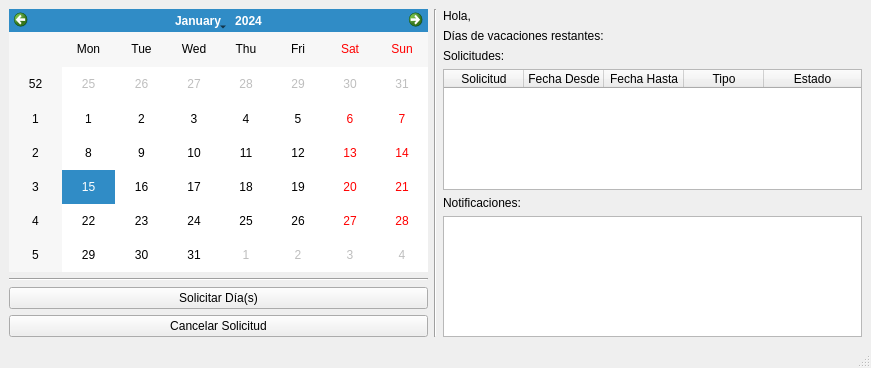
Above: windows/EmployeeWindow.ui from santichialvo/holidaysAdministrator before the change. Below: the same form after it.
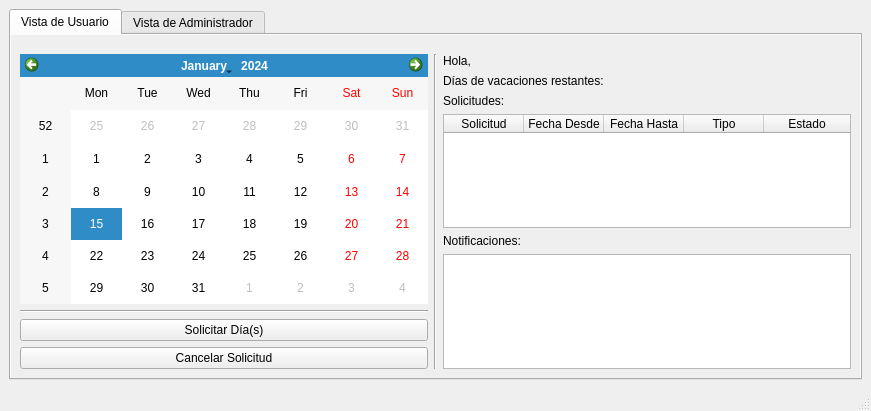
That is the form after the change. The open tabs and pages were chosen to show the change. Icons and pictures are not drawn.

Commit message: Agregando funciones de administrador

What changed in the file:
```diff
--- a/windows/EmployeeWindow.ui
+++ b/windows/EmployeeWindow.ui
@@ -10,7 +10,7 @@
     <x>0</x>
     <y>0</y>
     <width>871</width>
-    <height>368</height>
+    <height>411</height>
    </rect>
   </property>
   <property name="windowTitle">
@@ -22,7 +22,68 @@
   </property>
   <widget class="QWidget" name="centralwidget">
    <layout class="QGridLayout" name="gridLayout_2">
-    <item row="0" column="2">
+    <item row="0" column="0" rowspan="2">
+     <widget class="QTabWidget" name="tabWidget">
+      <property name="enabled">
+       <bool>true</bool>
+      </property>
+      <property name="autoFillBackground">
+       <bool>true</bool>
+      </property>
+      <property name="tabPosition">
+       <enum>QTabWidget::North</enum>
+      </property>
+      <property name="tabShape">
+       <enum>QTabWidget::Rounded</enum>
+      </property>
+      <property name="currentIndex">
+       <number>1</number>
+      </property>
+      <property name="elideMode">
+       <enum>Qt::ElideNone</enum>
+      </property>
+      <widget class="QWidget" name="tab_employee">
+       <property name="autoFillBackground">
+        <bool>true</bool>
+       </property>
+       <attribute name="title">
+        <string>Vista de Usuario</string>
+       </attribute>
+       <layout class="QGridLayout" name="gridLayout">
+        <item row="2" column="0">
+         <layout class="QGridLayout" name="gridLayout_5">
+          <item row="2" column="0">
+           <widget class="QPushButton" name="button_cancelRequest">
+            <property name="text">
+             <string>Cancelar Solicitud</string>
+            </property>
+            <property name="icon">
+             <iconset resource="../images/Resource_ha.qrc">
+              <normaloff>:/F1/fromHelyx/win_close16.png</normaloff>:/F1/fromHelyx/win_close16.png</iconset>
+            </property>
+           </widget>
+          </item>
+          <item row="1" column="0">
+           <widget class="QPushButton" name="button_dayRequest">
+            <property name="text">
+             <string>Solicitar Día(s)</string>
+            </property>
+            <property name="icon">
+             <iconset resource="../images/Resource_ha.qrc">
+              <normaloff>:/F1/fromHelyx/calculator16.png</normaloff>:/F1/fromHelyx/calculator16.png</iconset>
+            </property>
+           </widget>
+          </item>
+          <item row="0" column="0">
+           <widget class="Line" name="line_2">
+            <property name="orientation">
+             <enum>Qt::Horizontal</enum>
+            </property>
+           </widget>
+          </item>
+         </layout>
+        </item>
+        <item row="1" column="2" rowspan="2">
      <layout class="QGridLayout" name="gridLayout_3">
       <item row="0" column="0">
        <widget class="QLabel" name="label_presentacion">
@@ -67,7 +128,7 @@
          <bool>true</bool>
         </attribute>
         <attribute name="verticalHeaderVisible">
-         <bool>true</bool>
+             <bool>false</bool>
         </attribute>
         <attribute name="verticalHeaderMinimumSectionSize">
          <number>23</number>
@@ -101,51 +162,205 @@
       </item>
      </layout>
     </item>
-    <item row="0" column="0">
-     <layout class="QGridLayout" name="gridLayout_5">
-      <item row="0" column="0">
-       <widget class="QCalendarWidget" name="calendario"/>
-      </item>
-      <item row="3" column="0">
-       <widget class="QPushButton" name="button_cancelRequest">
-        <property name="text">
-         <string>Cancelar Solicitud</string>
-        </property>
-        <property name="icon">
-         <iconset resource="../images/Resource_ha.qrc">
-          <normaloff>:/F1/fromHelyx/win_close16.png</normaloff>:/F1/fromHelyx/win_close16.png</iconset>
-        </property>
-       </widget>
-      </item>
-      <item row="2" column="0">
-       <widget class="QPushButton" name="button_dayRequest">
-        <property name="text">
-         <string>Solicitar Día(s)</string>
-        </property>
-        <property name="icon">
-         <iconset resource="../images/Resource_ha.qrc">
-          <normaloff>:/F1/fromHelyx/calculator16.png</normaloff>:/F1/fromHelyx/calculator16.png</iconset>
-        </property>
-       </widget>
-      </item>
-      <item row="1" column="0">
-       <widget class="Line" name="line_2">
-        <property name="orientation">
-         <enum>Qt::Horizontal</enum>
-        </property>
-       </widget>
-      </item>
-     </layout>
-    </item>
-    <item row="0" column="1">
+        <item row="1" column="1" rowspan="2">
      <widget class="Line" name="line">
       <property name="orientation">
        <enum>Qt::Vertical</enum>
       </property>
      </widget>
     </item>
-   </layout>
-  </widget>
+        <item row="1" column="0">
+         <widget class="QCalendarWidget" name="calendario">
+          <property name="palette">
+           <palette>
+            <active>
+             <colorrole role="Base">
+              <brush brushstyle="SolidPattern">
+               <color alpha="255">
+                <red>255</red>
+                <green>255</green>
+                <blue>255</blue>
+               </color>
+              </brush>
+             </colorrole>
+             <colorrole role="Window">
+              <brush brushstyle="SolidPattern">
+               <color alpha="255">
+                <red>170</red>
+                <green>170</green>
+                <blue>255</blue>
+               </color>
+              </brush>
+             </colorrole>
+            </active>
+            <inactive>
+             <colorrole role="Base">
+              <brush brushstyle="SolidPattern">
+               <color alpha="255">
+                <red>255</red>
+                <green>255</green>
+                <blue>255</blue>
+               </color>
+              </brush>
+             </colorrole>
+             <colorrole role="Window">
+              <brush brushstyle="SolidPattern">
+               <color alpha="255">
+                <red>170</red>
+                <green>170</green>
+                <blue>255</blue>
+               </color>
+              </brush>
+             </colorrole>
+            </inactive>
+            <disabled>
+             <colorrole role="Base">
+              <brush brushstyle="SolidPattern">
+               <color alpha="255">
+                <red>170</red>
+                <green>170</green>
+                <blue>255</blue>
+               </color>
+              </brush>
+             </colorrole>
+             <colorrole role="Window">
+              <brush brushstyle="SolidPattern">
+               <color alpha="255">
+                <red>170</red>
+                <green>170</green>
+                <blue>255</blue>
+               </color>
+              </brush>
+             </colorrole>
+            </disabled>
+           </palette>
+          </property>
+         </widget>
+        </item>
+        <item row="0" column="0">
+         <spacer name="verticalSpacer">
+          <property name="orientation">
+           <enum>Qt::Vertical</enum>
+          </property>
+          <property name="sizeType">
+           <enum>QSizePolicy::Fixed</enum>
+          </property>
+          <property name="sizeHint" stdset="0">
+           <size>
+            <width>20</width>
+            <height>10</height>
+           </size>
+          </property>
+         </spacer>
+        </item>
+       </layout>
+      </widget>
+      <widget class="QWidget" name="tab_admin">
+       <property name="enabled">
+        <bool>true</bool>
+       </property>
+       <property name="autoFillBackground">
+        <bool>true</bool>
+       </property>
+       <attribute name="title">
+        <string>Vista de Administrador</string>
+       </attribute>
+       <layout class="QGridLayout" name="gridLayout_4">
+        <item row="1" column="0">
+         <spacer name="horizontalSpacer">
+          <property name="orientation">
+           <enum>Qt::Horizontal</enum>
+          </property>
+          <property name="sizeType">
+           <enum>QSizePolicy::Fixed</enum>
+          </property>
+          <property name="sizeHint" stdset="0">
+           <size>
+            <width>400</width>
+            <height>20</height>
+           </size>
+          </property>
+         </spacer>
+        </item>
+        <item row="1" column="1">
+         <widget class="QTableWidget" name="tableAdmSolicitudes">
+          <attribute name="horizontalHeaderDefaultSectionSize">
+           <number>80</number>
+          </attribute>
+          <attribute name="horizontalHeaderMinimumSectionSize">
+           <number>31</number>
+          </attribute>
+          <attribute name="horizontalHeaderStretchLastSection">
+           <bool>true</bool>
+          </attribute>
+          <attribute name="verticalHeaderDefaultSectionSize">
+           <number>30</number>
+          </attribute>
+          <attribute name="verticalHeaderMinimumSectionSize">
+           <number>23</number>
+          </attribute>
+          <column>
+           <property name="text">
+            <string>Solicitud</string>
+           </property>
+          </column>
+          <column>
+           <property name="text">
+            <string>Empleado</string>
+           </property>
+          </column>
+          <column>
+           <property name="text">
+            <string>Fecha Desde</string>
+           </property>
+          </column>
+          <column>
+           <property name="text">
+            <string>Fecha Hasta</string>
+           </property>
+          </column>
+          <column>
+           <property name="text">
+            <string>Tipo</string>
+           </property>
+          </column>
+          <column>
+           <property name="text">
+            <string>Estado</string>
+           </property>
+          </column>
+         </widget>
+        </item>
+        <item row="2" column="1">
+         <widget class="QPushButton" name="buttonAdmSolicitudes">
+          <property name="text">
+           <string>Administrar Solicitudes</string>
+          </property>
+         </widget>
+        </item>
+        <item row="0" column="0">
+         <spacer name="verticalSpacer_2">
+          <property name="orientation">
+           <enum>Qt::Vertical</enum>
+          </property>
+          <property name="sizeType">
+           <enum>QSizePolicy::Fixed</enum>
+          </property>
+          <property name="sizeHint" stdset="0">
+           <size>
+            <width>20</width>
+            <height>10</height>
+           </size>
+          </property>
+         </spacer>
+        </item>
+       </layout>
+      </widget>
+     </widget>
+    </item>
+   </layout>
+  </widget>
+  <widget class="QStatusBar" name="statusbar"/>
   <widget class="QMenuBar" name="menubar">
    <property name="geometry">
     <rect>
@@ -156,7 +371,16 @@
     </rect>
    </property>
   </widget>
-  <widget class="QStatusBar" name="statusbar"/>
+  <action name="actionVista_de_Administrador">
+   <property name="text">
+    <string>Vista de Administrador</string>
+   </property>
+  </action>
+  <action name="actionVista_de_Usuario">
+   <property name="text">
+    <string>Vista de Usuario</string>
+   </property>
+  </action>
  </widget>
  <resources>
   <include location="../images/Resource_ha.qrc"/>
```
Left out of the diff: 3 changed lines with no effect on the pictures. Lines whose indentation alone changed are shown as unchanged. The commit also changes 3 other files.
